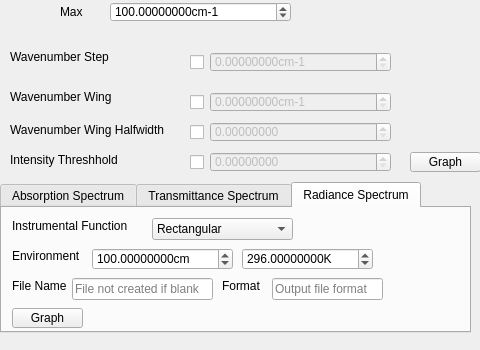
Above: layouts/absorption_coefficient_window.ui from hitranonline/hapiest before the change; both pictures show x 0 to 480 and y 218 to 568 of the 600 by 568 pixel window. Below: the same form after it.
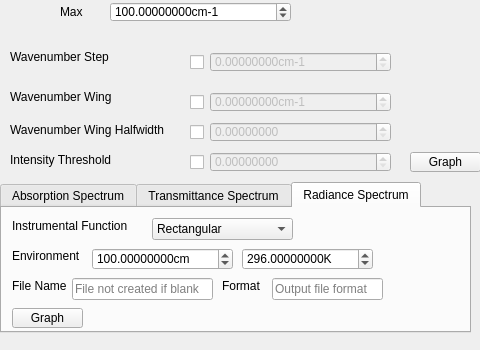
That is the form after the change.

Commit message: Fixed spelling of threshold in the absorption_coefficient_window.ui file.

Patch:
```diff
--- a/layouts/absorption_coefficient_window.ui
+++ b/layouts/absorption_coefficient_window.ui
@@ -367,7 +367,7 @@
     </rect>
    </property>
    <property name="text">
-    <string>Intensity Threshhold</string>
+    <string>Intensity Threshold</string>
    </property>
   </widget>
   <widget class="QDoubleSpinBox" name="intensity_threshold">
```
